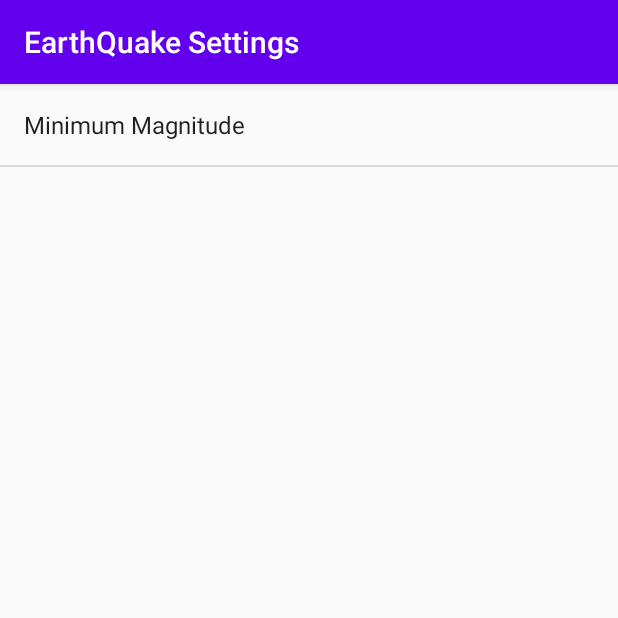
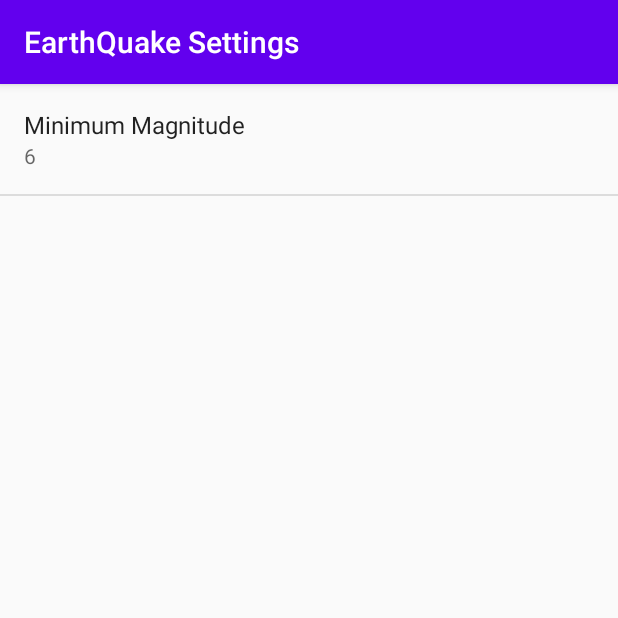
Before and after one commit to praneetwalvekar33/EarthQuakeapp, an Android app: the screen it shows after launch (SettingsActivity), after a tap on "Settings", on a phone screen of 412 x 824 dp, the top half of it. Run offline under Robolectric (Android 15) with nearby library versions, the phone set to English and light mode, and no system bars.

```diff
--- a/app/src/main/java/com/example/earthquakeapplication/MainActivity.java
+++ b/app/src/main/java/com/example/earthquakeapplication/MainActivity.java
@@ -6,10 +6,12 @@ import android.content.Context;
 import android.content.Intent;
 import android.app.LoaderManager.LoaderCallbacks;
 import android.content.Loader;
+import android.content.SharedPreferences;
 import android.net.ConnectivityManager;
 import android.net.NetworkInfo;
 import android.net.Uri;
 import android.os.AsyncTask;
+import android.preference.PreferenceManager;
 import android.support.v7.app.AppCompatActivity;
 import android.os.Bundle;
 import android.view.Menu;
@@ -31,7 +33,7 @@ public class MainActivity extends AppCompatActivity implements LoaderCallbacks<L
 
     /** String variable that contains link for the USGS site*/
     private static final String USGS_REQUEST_URL =
-            "https://earthquake.usgs.gov/fdsnws/event/1/query?format=geojson&orderby=time&minmag=6&limit=10";
+            "https://earthquake.usgs.gov/fdsnws/event/1/query";
 
     /** TextView for EmptyView of ListView*/
     TextView mEmptyView;
@@ -114,8 +116,21 @@ public class MainActivity extends AppCompatActivity implements LoaderCallbacks<L
      */
     @Override
     public Loader<List<InformationList>> onCreateLoader(int i, Bundle bundle) {
+
+        SharedPreferences sharedPreferences = PreferenceManager.getDefaultSharedPreferences(this);
+
+        String minMagnitude = sharedPreferences.getString(getString(
+                R.string.settings_min_magnitude_key), getString(R.string.settings_min_magnitude_default));
+
+        Uri baseUri = Uri.parse(USGS_REQUEST_URL);
+
+        Uri.Builder uriBuilder = baseUri.buildUpon();
+        uriBuilder.appendQueryParameter("format", "geojson");
+        uriBuilder.appendQueryParameter("limit","10");
+        uriBuilder.appendQueryParameter("minmag",minMagnitude);
+        uriBuilder.appendQueryParameter("orderby","time");
         //  Create a new loader for the given URL
-        return new EarthQuakeLoader(this, USGS_REQUEST_URL);
+        return new EarthQuakeLoader(this, uriBuilder.toString());
     }
 
     /**
--- a/app/src/main/java/com/example/earthquakeapplication/SettingsActivity.java
+++ b/app/src/main/java/com/example/earthquakeapplication/SettingsActivity.java
@@ -1,6 +1,9 @@
 package com.example.earthquakeapplication;
 
+import android.content.SharedPreferences;
+import android.preference.Preference;
 import android.preference.PreferenceFragment;
+import android.preference.PreferenceManager;
 import android.support.v7.app.AppCompatActivity;
 import android.os.Bundle;
 
@@ -12,7 +15,7 @@ public class SettingsActivity extends AppCompatActivity {
         setContentView(R.layout.activity_settings);
     }
 
-    public static class EarthQuakePreferenceFragment extends PreferenceFragment{
+    public static class EarthQuakePreferenceFragment extends PreferenceFragment implements Preference.OnPreferenceChangeListener{
 
         /**
          * This method called when the settings activity is created
@@ -21,6 +24,23 @@ public class SettingsActivity extends AppCompatActivity {
         public void onCreate(Bundle savedInstanceState){
             super.onCreate(savedInstanceState);
             addPreferencesFromResource(R.xml.settings_main);
+
+            Preference minMagnitude = findPreference(getString(R.string.settings_min_magnitude_key));
+            bindPreferenceSummaryToValue(minMagnitude);
+        }
+
+        @Override
+        public boolean onPreferenceChange(Preference preference, Object value){
+            String stringValue = value.toString();
+            preference.setSummary(stringValue);
+            return true;
+        }
+
+        private void bindPreferenceSummaryToValue(Preference preference){
+            preference.setOnPreferenceChangeListener(this);
+            SharedPreferences sharedPreferences= PreferenceManager.getDefaultSharedPreferences(preference.getContext());
+            String preferenceString = sharedPreferences.getString(preference.getKey(), "");
+            onPreferenceChange(preference, preferenceString);
         }
     }
 }
```
